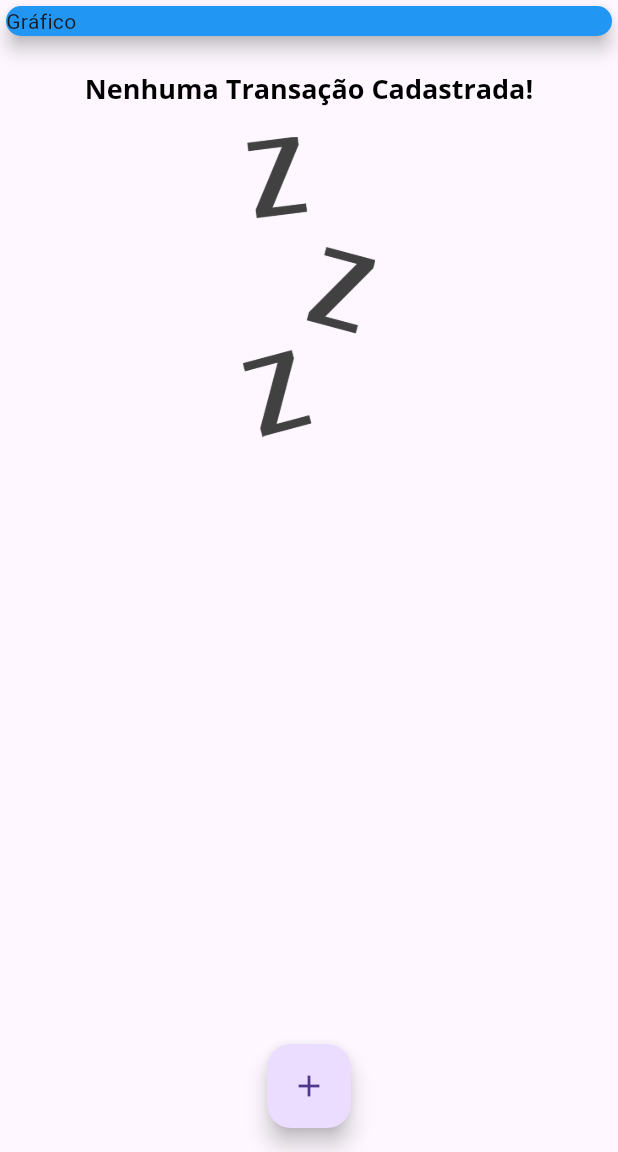
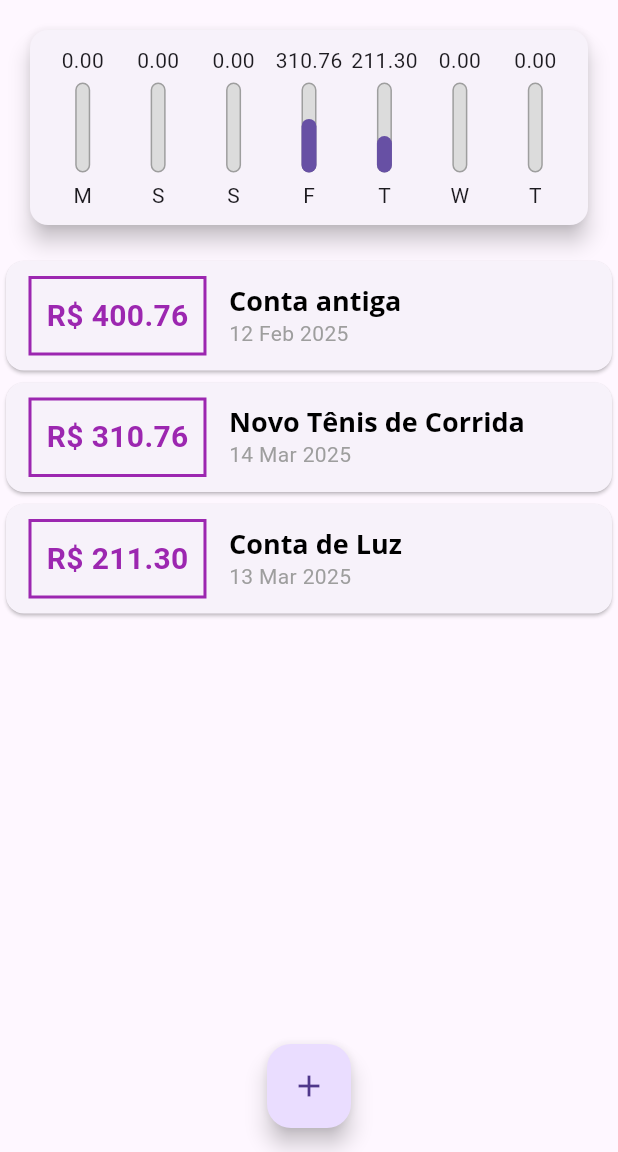
Before and after one commit to VladimirCGF/Expenses-Curso-Udemy, a Flutter app: the screen it shows after launch, on a phone screen of 412 x 824 dp, the part 84-1236 px from its top. Run offline on Flutter 3.47's test engine with Material 3 defaults, Android fonts, the phone set to English and light mode, and no system bars.

Commit message:
Chart Widget

```diff
--- /dev/null
+++ b/lib/components/chart.dart
@@ -0,0 +1,61 @@
+import 'package:expenses/components/chart_bar.dart';
+import 'package:expenses/models/transaction.dart';
+import 'package:flutter/material.dart';
+import 'package:intl/intl.dart';
+
+class Chart extends StatelessWidget {
+  final List<Transaction> recentTransaction;
+
+  const Chart(this.recentTransaction, {super.key});
+
+  List<Map<String, Object>> get groupedTransactions {
+    return List.generate(7, (index) {
+      final weekDay = DateTime.now().subtract(Duration(days: index));
+
+      double totalSum = 0.0;
+
+      for (var i = 0; i < recentTransaction.length; i++) {
+        bool sameDay = recentTransaction[i].date.day == weekDay.day;
+        bool sameMonth = recentTransaction[i].date.month == weekDay.month;
+        bool sameYear = recentTransaction[i].date.year == weekDay.year;
+
+        if (sameDay && sameMonth && sameYear) {
+          totalSum += recentTransaction[i].value;
+        }
+      }
+
+      return {'day': DateFormat.E().format(weekDay)[0], 'value': totalSum};
+    });
+  }
+
+  double get _weekTotalValue {
+    return groupedTransactions.fold(0.0, (sum, tr) {
+      return sum + (tr['value'] as double);
+    });
+  }
+
+  @override
+  Widget build(BuildContext context) {
+    return Card(
+      elevation: 6,
+      margin: EdgeInsets.all(20),
+      child: Padding(
+        padding: const EdgeInsets.all(10),
+        child: Row(
+          mainAxisAlignment: MainAxisAlignment.spaceAround,
+          children:
+              groupedTransactions.map((tr) {
+                return Flexible(
+                  fit: FlexFit.tight,
+                  child: ChartBar(
+                    label: tr['day'] as String,
+                    value: tr['value'] as double,
+                    percentage: (tr['value'] as double) / _weekTotalValue,
+                  ),
+                );
+              }).toList(),
+        ),
+      ),
+    );
+  }
+}
--- /dev/null
+++ b/lib/components/chart_bar.dart
@@ -0,0 +1,52 @@
+import 'package:flutter/material.dart';
+
+class ChartBar extends StatelessWidget {
+  final String label;
+  final double value;
+  final double percentage;
+
+  const ChartBar({
+    required this.label,
+    required this.value,
+    required this.percentage,
+    Key? key,
+  }) : super(key: key);
+
+  @override
+  Widget build(BuildContext context) {
+    return Column(
+      children: <Widget>[
+        FittedBox(
+            child: Text(value.toStringAsFixed(2))),
+        SizedBox(height: 5),
+        Container(
+          height: 60,
+          width: 10,
+          child: Stack(
+            alignment: Alignment.bottomCenter,
+            children: <Widget>[
+              Container(
+                decoration: BoxDecoration(
+                  border: Border.all(color: Colors.grey, width: 1.0),
+                  color: Color.fromRGBO(220, 220, 220, 1),
+                  borderRadius: BorderRadius.circular(5),
+                ),
+              ),
+              FractionallySizedBox(
+                heightFactor: percentage,
+                child: Container(
+                  decoration: BoxDecoration(
+                    color: Theme.of(context).primaryColor,
+                    borderRadius: BorderRadius.circular(5),
+                  ),
+                ),
+              ),
+            ],
+          ),
+        ),
+        SizedBox(height: 5),
+        Text(label),
+      ],
+    );
+  }
+}
--- a/lib/main.dart
+++ b/lib/main.dart
@@ -1,3 +1,4 @@
+import 'package:expenses/components/chart.dart';
 import 'package:expenses/components/transaction_form.dart';
 import 'package:flutter/material.dart';
 import 'dart:math';
@@ -49,19 +50,32 @@ class MyHomePage extends StatefulWidget {
 
 class _MyHomePageState extends State<MyHomePage> {
   final List<Transaction> _transactions = [
-    // Transaction(
-    //   id: 't1',
-    //   title: 'Novo Tênis de Corrida',
-    //   value: 310.76,
-    //   date: DateTime.now(),
-    // ),
-    // Transaction(
-    //   id: 't2',
-    //   title: 'Conta de Luz',
-    //   value: 211.30,
-    //   date: DateTime.now(),
-    // ),
+
+    Transaction(
+      id: 't0',
+      title: 'Conta antiga',
+      value: 400.76,
+      date: DateTime.now().subtract(Duration(days: 33)),
+    ),
+    Transaction(
+      id: 't1',
+      title: 'Novo Tênis de Corrida',
+      value: 310.76,
+      date: DateTime.now().subtract(Duration(days: 3)),
+    ),
+    Transaction(
+      id: 't2',
+      title: 'Conta de Luz',
+      value: 211.30,
+      date: DateTime.now().subtract(Duration(days: 4)),
+    ),
   ];
+
+  List<Transaction> get _recentTransactions {
+    return _transactions.where((tr) {
+      return tr.date.isAfter(DateTime.now().subtract(Duration(days: 7)));
+    }).toList();
+  }
 
   _addTransaction(String title, double value) {
     final newTransaction = Transaction(
@@ -103,14 +117,8 @@ class _MyHomePageState extends State<MyHomePage> {
       body: SingleChildScrollView(
         child: Column(
           crossAxisAlignment: CrossAxisAlignment.stretch,
-          children: [
-            const SizedBox(
-              child: Card(
-                color: Colors.blue,
-                elevation: 5,
-                child: Text('Gráfico'),
-              ),
-            ),
+          children: <Widget> [
+            Chart(_recentTransactions),
             TransactionList(_transactions),
           ],
         ),
```
